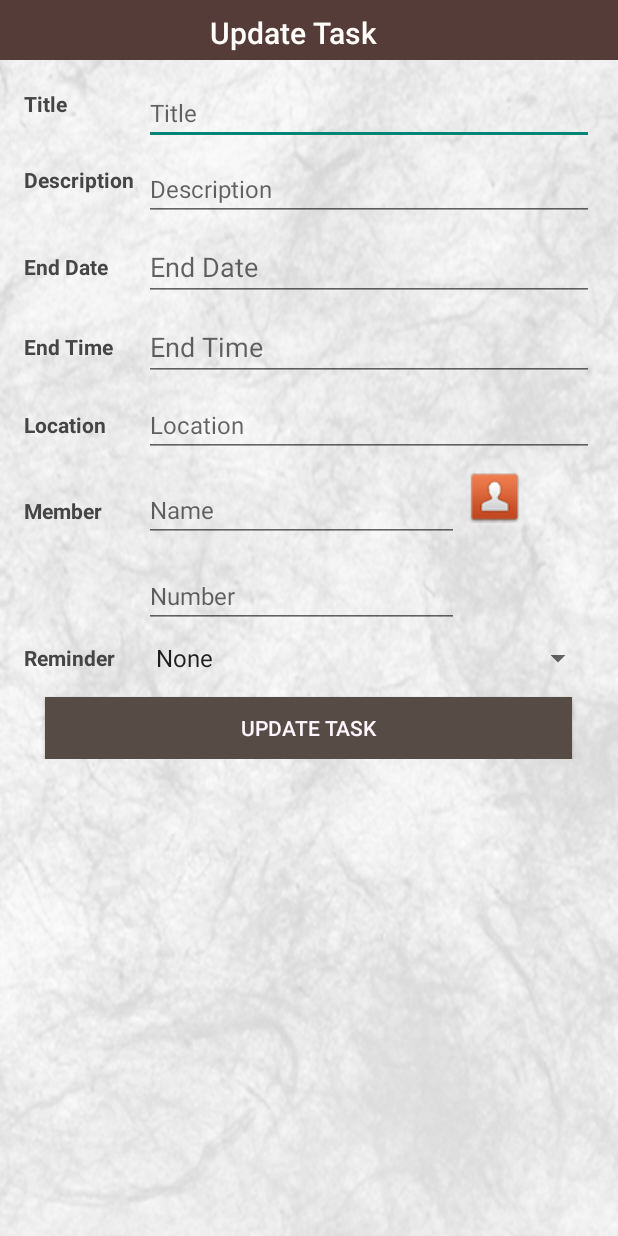
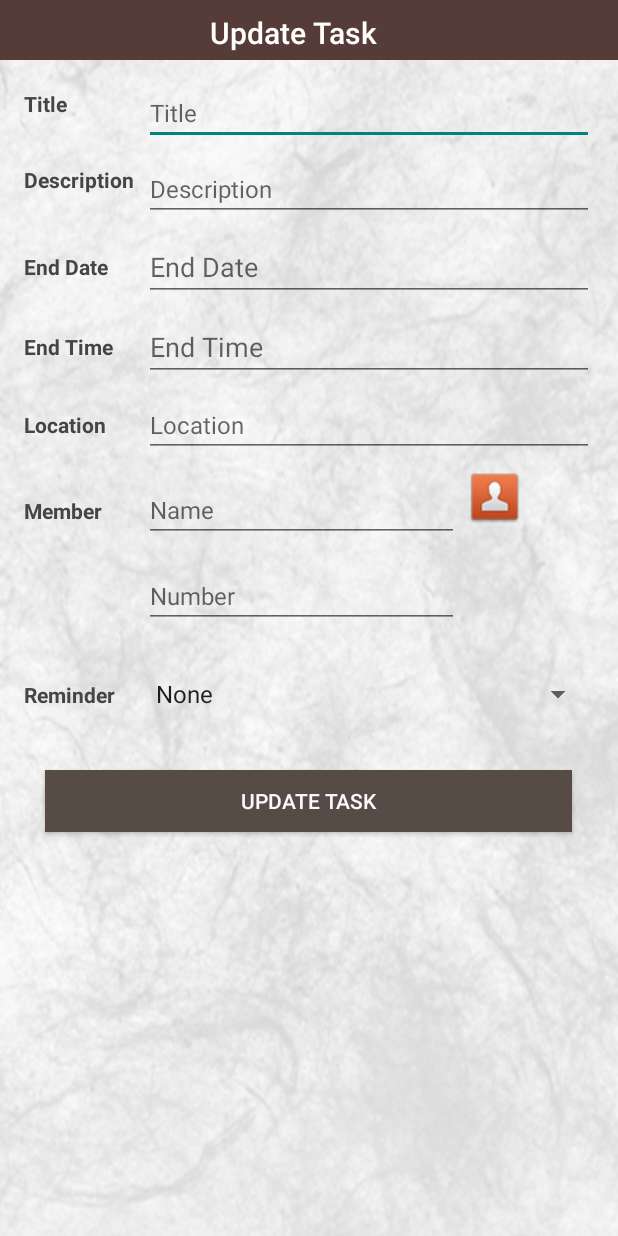
Before and after one commit to Woonyong92/IS3261-Todo, an Android app: the EditTask screen opened directly, with no data from a screen before it, on a phone screen of 412 x 824 dp. Run offline under Robolectric (Android 15) with nearby library versions, the phone set to English and light mode, and no system bars.

Commit message:
Modifiy scrollbar and position of button

```diff
--- a/app/src/main/res/layout/activity_edit_task.xml
+++ b/app/src/main/res/layout/activity_edit_task.xml
@@ -2,8 +2,8 @@
     xmlns:tools="http://schemas.android.com/tools"
     android:layout_width="match_parent"
     android:layout_height="match_parent"
+    android:background="@drawable/overall"
     android:orientation="vertical"
-    android:background="@drawable/overall"
     tools:context="sg.edu.nus.todo.AddTask">
 
     <LinearLayout
@@ -16,15 +16,22 @@
             style="@style/Text.Bold"
             android:layout_width="match_parent"
             android:layout_height="match_parent"
+            android:layout_gravity="center_horizontal|center_vertical"
             android:layout_marginStart="140dp"
             android:layout_marginTop="5dp"
-            android:layout_gravity="center_horizontal|center_vertical"
             android:fontFamily="sans-serif-light"
             android:text="@string/updateTask"
             android:textColor="#fffefb"
             android:textIsSelectable="false"
             android:textSize="20sp" />
     </LinearLayout>
+
+    <ScrollView
+        android:id="@+id/scroll"
+        android:layout_width="match_parent"
+        android:layout_height="match_parent"
+        android:fillViewport="true"
+        android:scrollbars="vertical">
 
         <LinearLayout
             android:layout_width="match_parent"
@@ -235,15 +242,17 @@
                     android:layout_height="wrap_content" />
 
             </LinearLayout>
+
             <Button
                 android:id="@+id/editTask"
-            android:background="#564b45"
-            android:textColor="#fff6fe"
                 android:layout_width="351dp"
                 android:layout_height="41dp"
                 android:layout_gravity="center_horizontal"
                 android:layout_marginTop="10dp"
-            android:text="@string/updateTask" />
+                android:background="#564b45"
+                android:text="@string/updateTask"
+                android:textColor="#fff6fe" />
 
         </LinearLayout>
+    </ScrollView>
 </LinearLayout>
--- a/app/src/main/res/layout/task_view.xml
+++ b/app/src/main/res/layout/task_view.xml
@@ -28,7 +28,8 @@
             android:layout_width="wrap_content"
             android:layout_height="wrap_content"
             android:drawableTop="@drawable/checkbox"
-            android:layout_gravity="center"
+            android:layout_marginTop="5dp"
+            android:layout_gravity="top"
             android:id="@+id/doneButton"
             android:background="@android:color/transparent" />
 
@@ -37,7 +38,7 @@
             android:layout_width="wrap_content"
             android:layout_height="wrap_content"
             android:drawableTop="@drawable/rsz_delete_button"
-            android:layout_gravity="center"
+            android:layout_gravity="top"
             android:id="@+id/deleteButton"
             android:background="@android:color/transparent" />
     </LinearLayout>
```
Also changed, not shown: app/src/main/res/layout/activity_add_task.xml (+22 -15 lines), 1 other file. Lines whose indentation alone changed are shown as unchanged.
